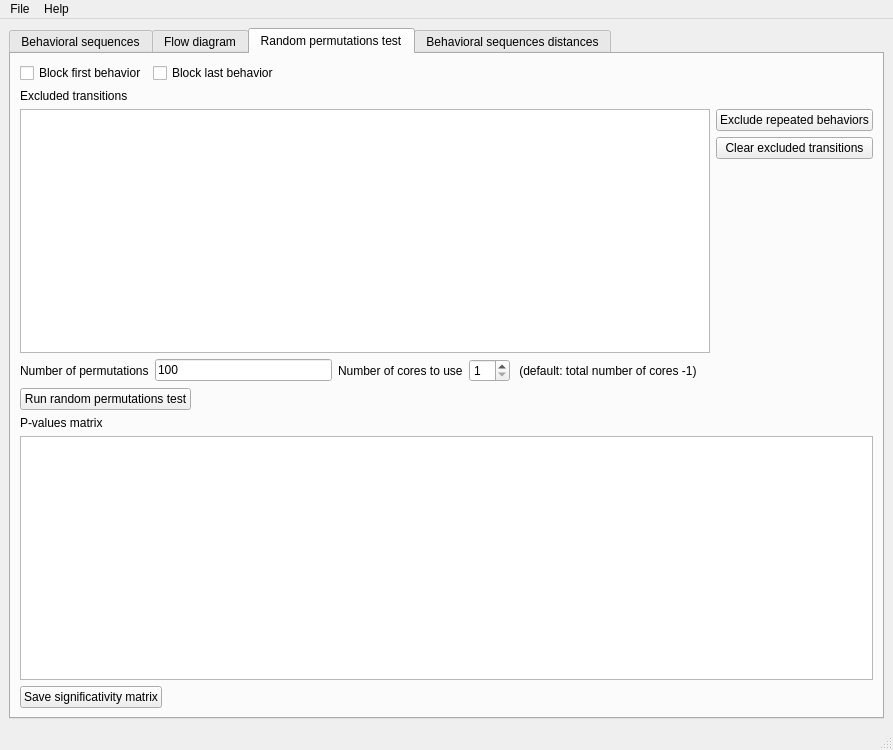
The window that behatrix/behatrix.ui (olivierfriard/behatrix) describes before a commit, drawn with Qt 5.
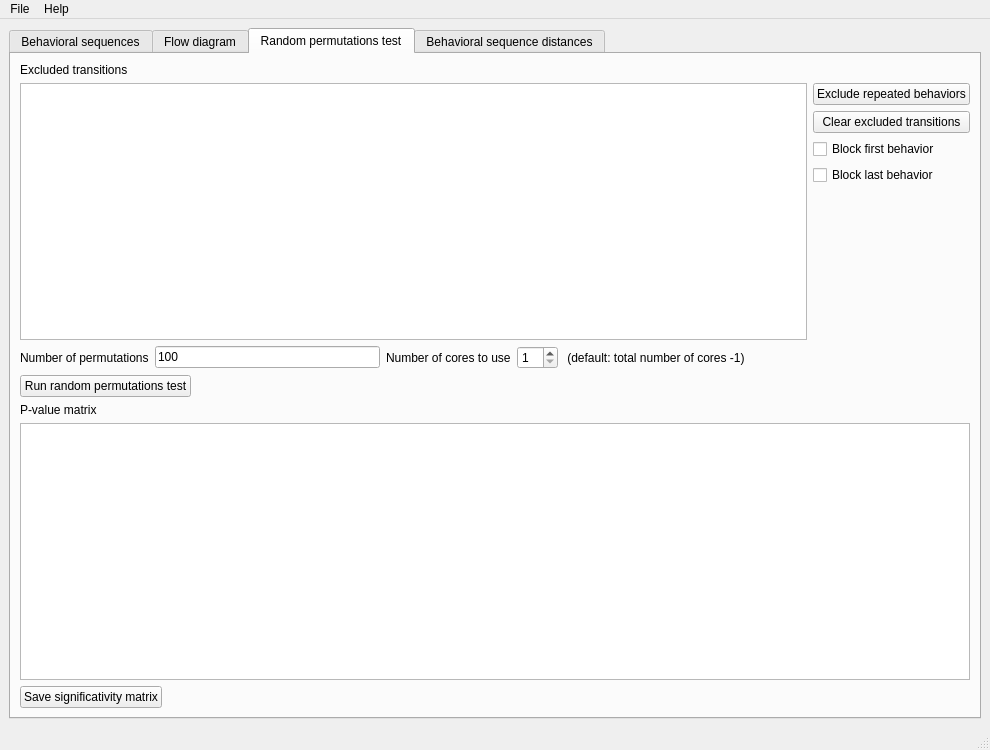
The same window after the commit. The open tabs and pages were chosen to show the change.

```diff
--- a/behatrix/behatrix.ui
+++ b/behatrix/behatrix.ui
@@ -6,7 +6,7 @@
    <rect>
     <x>0</x>
     <y>0</y>
-    <width>893</width>
+    <width>990</width>
     <height>750</height>
    </rect>
   </property>
@@ -577,35 +577,7 @@
        </attribute>
        <layout class="QVBoxLayout" name="verticalLayout_6">
         <item>
-         <layout class="QHBoxLayout" name="horizontalLayout_2">
-          <item>
-           <widget class="QCheckBox" name="cb_block_first_behavior">
-            <property name="text">
-             <string>Block first behavior</string>
-            </property>
-           </widget>
-          </item>
-          <item>
-           <widget class="QCheckBox" name="cb_block_last_behavior">
-            <property name="text">
-             <string>Block last behavior</string>
-            </property>
-           </widget>
-          </item>
-          <item>
-           <spacer name="horizontalSpacer_6">
-            <property name="orientation">
-             <enum>Qt::Horizontal</enum>
-            </property>
-            <property name="sizeHint" stdset="0">
-             <size>
-              <width>40</width>
-              <height>20</height>
-             </size>
-            </property>
-           </spacer>
-          </item>
-         </layout>
+         <layout class="QHBoxLayout" name="horizontalLayout_2"/>
         </item>
         <item>
          <widget class="QLabel" name="label_7">
@@ -641,6 +613,20 @@
               </property>
              </widget>
             </item>
+            <item>
+             <widget class="QCheckBox" name="cb_block_first_behavior">
+              <property name="text">
+               <string>Block first behavior</string>
+              </property>
+             </widget>
+            </item>
+            <item>
+             <widget class="QCheckBox" name="cb_block_last_behavior">
+              <property name="text">
+               <string>Block last behavior</string>
+              </property>
+             </widget>
+            </item>
             <item>
              <spacer name="verticalSpacer_2">
               <property name="orientation">
@@ -737,7 +723,7 @@
         <item>
          <widget class="QLabel" name="label_15">
           <property name="text">
-           <string>P-values matrix</string>
+           <string>P-value matrix</string>
           </property>
          </widget>
         </item>
@@ -781,7 +767,7 @@
       </widget>
       <widget class="QWidget" name="tab">
        <attribute name="title">
-        <string>Behavioral sequences distances</string>
+        <string>Behavioral sequence distances</string>
        </attribute>
        <layout class="QVBoxLayout" name="verticalLayout_9">
         <item>
@@ -885,8 +871,8 @@
     <rect>
      <x>0</x>
      <y>0</y>
-     <width>893</width>
-     <height>22</height>
+     <width>990</width>
+     <height>29</height>
     </rect>
    </property>
    <widget class="QMenu" name="menuHelp">
```
Left out of the diff: 10 changed lines with no effect on the pictures.
